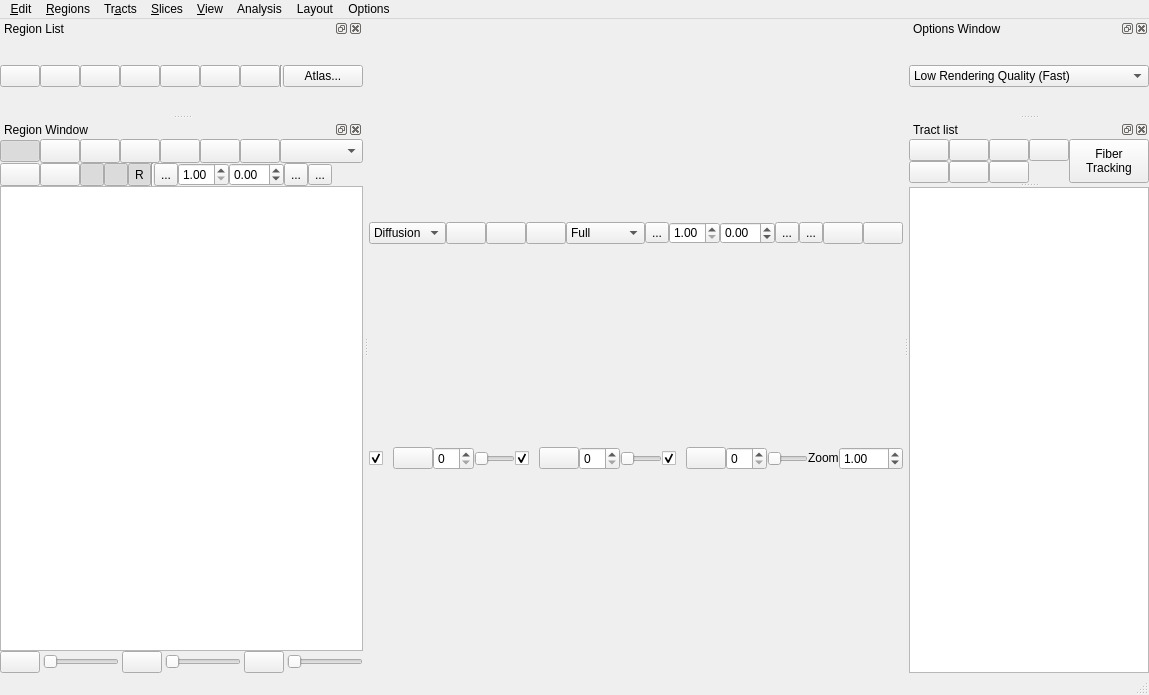
Old version of the form tracking/tracking_window.ui in the repository frankyeh/DSI-Studio.
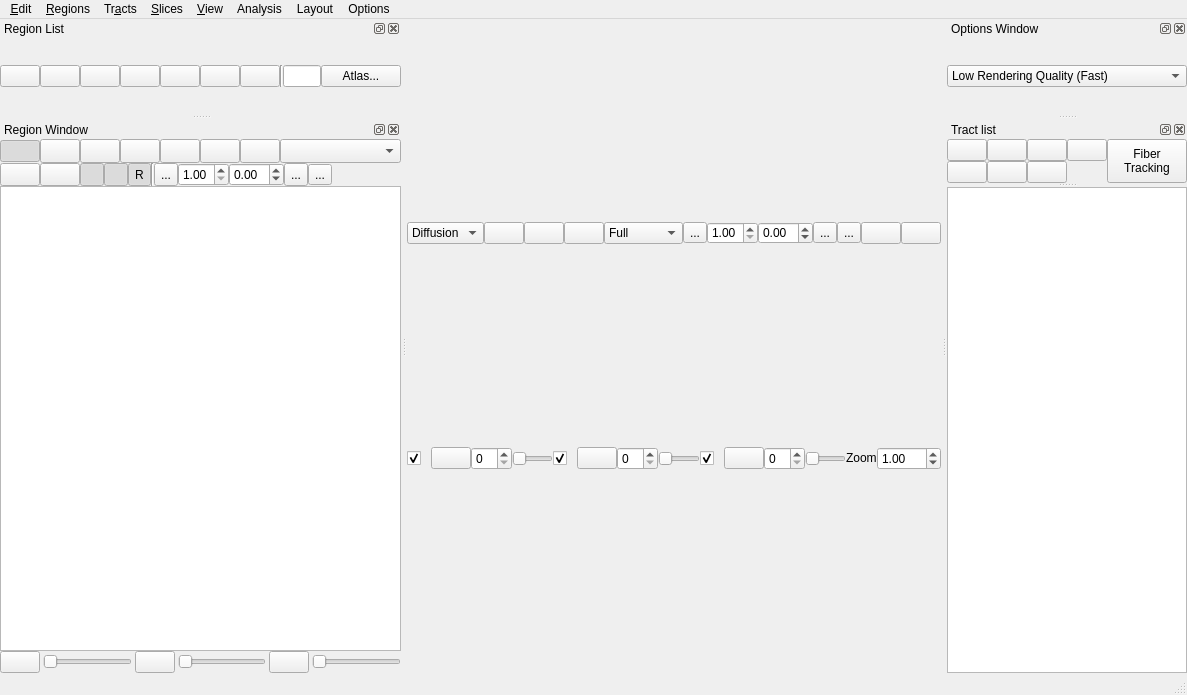
New version of the form. Icons and pictures are not drawn. Custom widgets are drawn as their Qt base class.

Commit message: [GUI] adding atlas search line

Diff of the .ui file:
```diff
--- a/tracking/tracking_window.ui
+++ b/tracking/tracking_window.ui
@@ -641,7 +641,7 @@
    </property>
    <property name="minimumSize">
     <size>
-     <width>276</width>
+     <width>401</width>
      <height>48</height>
     </size>
    </property>
@@ -857,17 +857,7 @@
         </widget>
        </item>
        <item>
-        <spacer name="horizontalSpacer">
-         <property name="orientation">
-          <enum>Qt::Horizontal</enum>
-         </property>
-         <property name="sizeHint" stdset="0">
-          <size>
-           <width>40</width>
-           <height>20</height>
-          </size>
-         </property>
-        </spacer>
+        <widget class="QCompleteLineEdit" name="search_atlas"/>
        </item>
        <item>
         <widget class="QPushButton" name="addRegionFromAtlas">
@@ -3232,6 +3222,11 @@
    <extends>QToolButton</extends>
    <header>qcolorcombobox.h</header>
   </customwidget>
+  <customwidget>
+   <class>QCompleteLineEdit</class>
+   <extends>QLineEdit</extends>
+   <header>qcompletelineedit.h</header>
+  </customwidget>
  </customwidgets>
  <resources>
   <include location="../icons.qrc"/>
```
The commit also changes 11 other files.
